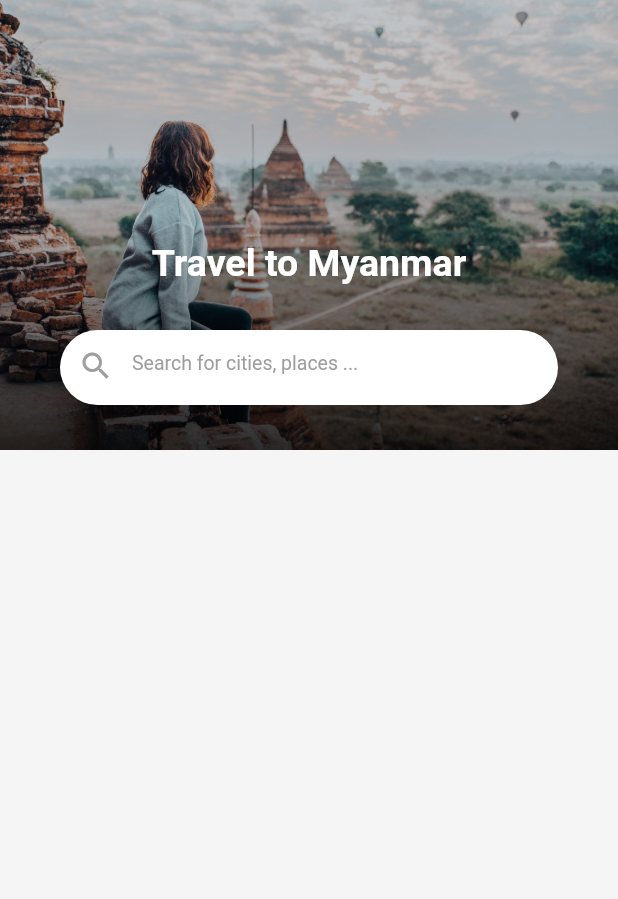
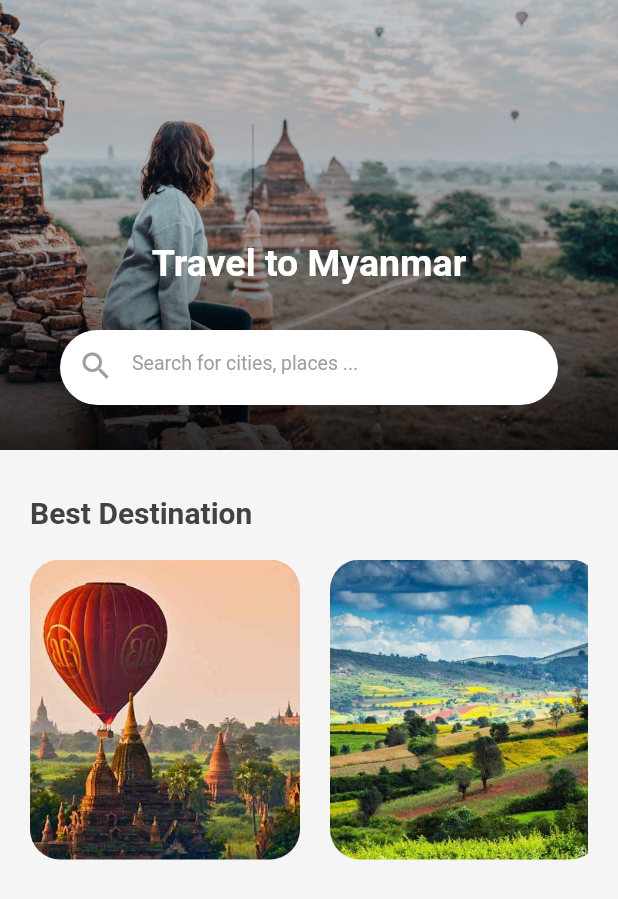
Before and after one commit to zinmyoswe/Flutter_Travel_To_Myanmar, a Flutter app: the screen it shows after launch, on a phone screen of 412 x 824 dp. Shown: the top 899 px of the screen. Run offline on Flutter 3.47's test engine with Material 2 defaults, Android fonts, the phone set to English and light mode, and no system bars.

Commit message:
my changes

```diff
--- a/lib/pages/HomePage.dart
+++ b/lib/pages/HomePage.dart
@@ -11,6 +11,7 @@ class _HomePageState extends State<HomePage> {
     return Scaffold(
       backgroundColor: Colors.grey[100],
        body: Column(
+         crossAxisAlignment: CrossAxisAlignment.start,
          children: <Widget>[
            Container(
               height: 300,
@@ -53,12 +54,58 @@ class _HomePageState extends State<HomePage> {
                    ),
                    ),
                    SizedBox(height: 30,),
+
                  ],
                ),
              ),
+
            ),
+           SizedBox(height: 30,),
+           Container(
+             padding: EdgeInsets.symmetric(horizontal: 20),
+             child: Column(
+               crossAxisAlignment: CrossAxisAlignment.start,
+               children: <Widget>[
+                 Text("Best Destination", style: TextStyle(fontWeight: FontWeight.bold, color: Colors.grey[800], fontSize: 20),),
+                 SizedBox(height: 20,),
+                 Container(
+                   height: 200,
+
+                   child: ListView(
+                     scrollDirection: Axis.horizontal,
+                     children: <Widget>[
+                       makeItem(image: 'assets/images/bagan.jpg'),
+                       makeItem(image: 'assets/images/kalaw.jpg'),
+                       makeItem(image: 'assets/images/m.jpg'),
+                       makeItem(image: 'assets/images/yangon.jpg'),
+                       makeItem(image: 'assets/images/chaungtha.jpg'),
+                       makeItem(image: 'assets/images/khakavorazi.jpg'),
+
+                     ],
+                   ),
+                 )
+               ],
+             ),
+           )
+
          ],
        ),
     );
   }
+
+  Widget makeItem({image}){
+    return AspectRatio(
+      aspectRatio: 1 / 1,
+      child: Container(
+        margin: EdgeInsets.only(right:20),
+        decoration: BoxDecoration(
+          borderRadius: BorderRadius.circular(20),
+          image: DecorationImage(
+            image: AssetImage(image),
+            fit: BoxFit.cover
+          )
+        ),
+      ),
+    );
+  }
 }
```
Also changed, not shown: pubspec.yaml (+7 -0 lines), assets/images/m.jpg (renamed from assets/images/ngwe saung.jpg).
